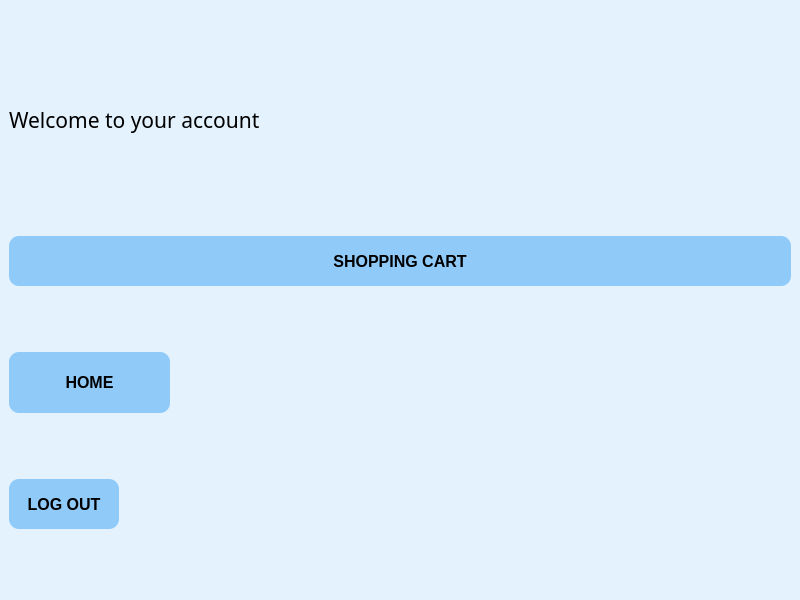
First picture: the form in ui/account.ui, repository chaunamthong2015-ui/PTA39-SPCK, before the edit.
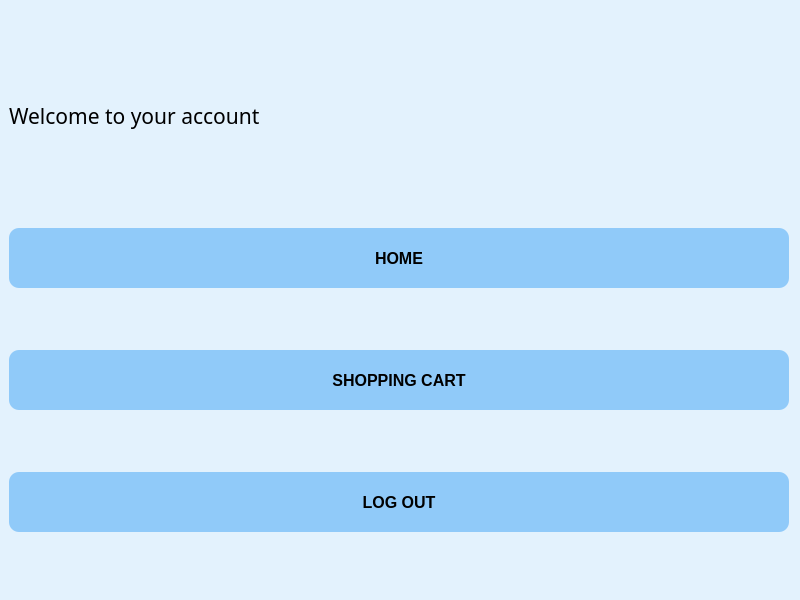
Second picture: the form after the edit. Icons and pictures are not drawn.

```diff
--- a/ui/account.ui
+++ b/ui/account.ui
@@ -73,36 +73,18 @@
       </property>
      </widget>
     </item>
-    <item>
-     <widget class="QPushButton" name="pushButton">
-      <property name="font">
-       <font>
-        <pointsize>-1</pointsize>
-        <weight>87</weight>
-        <bold>true</bold>
-       </font>
-      </property>
-      <property name="text">
-       <string>SHOPPING CART</string>
-      </property>
-      <property name="icon">
-       <iconset>
-        <normaloff>../assets/icons/icons8-shopping-cart-60.png</normaloff>../assets/icons/icons8-shopping-cart-60.png</iconset>
-      </property>
-     </widget>
-    </item>
     <item>
      <widget class="QPushButton" name="home">
       <property name="minimumSize">
        <size>
-        <width>161</width>
-        <height>61</height>
+        <width>780</width>
+        <height>60</height>
        </size>
       </property>
       <property name="maximumSize">
        <size>
-        <width>161</width>
-        <height>16777215</height>
+        <width>780</width>
+        <height>60</height>
        </size>
       </property>
       <property name="font">
@@ -124,18 +106,48 @@
       </property>
      </widget>
     </item>
+    <item>
+     <widget class="QPushButton" name="pushButton">
+      <property name="minimumSize">
+       <size>
+        <width>780</width>
+        <height>60</height>
+       </size>
+      </property>
+      <property name="maximumSize">
+       <size>
+        <width>780</width>
+        <height>60</height>
+       </size>
+      </property>
+      <property name="font">
+       <font>
+        <pointsize>-1</pointsize>
+        <weight>87</weight>
+        <bold>true</bold>
+       </font>
+      </property>
+      <property name="text">
+       <string>SHOPPING CART</string>
+      </property>
+      <property name="icon">
+       <iconset>
+        <normaloff>../assets/icons/icons8-shopping-cart-60.png</normaloff>../assets/icons/icons8-shopping-cart-60.png</iconset>
+      </property>
+     </widget>
+    </item>
     <item>
      <widget class="QPushButton" name="logout">
       <property name="minimumSize">
        <size>
-        <width>110</width>
-        <height>50</height>
+        <width>780</width>
+        <height>60</height>
        </size>
       </property>
       <property name="maximumSize">
        <size>
-        <width>110</width>
-        <height>50</height>
+        <width>780</width>
+        <height>60</height>
        </size>
       </property>
       <property name="font">
```
